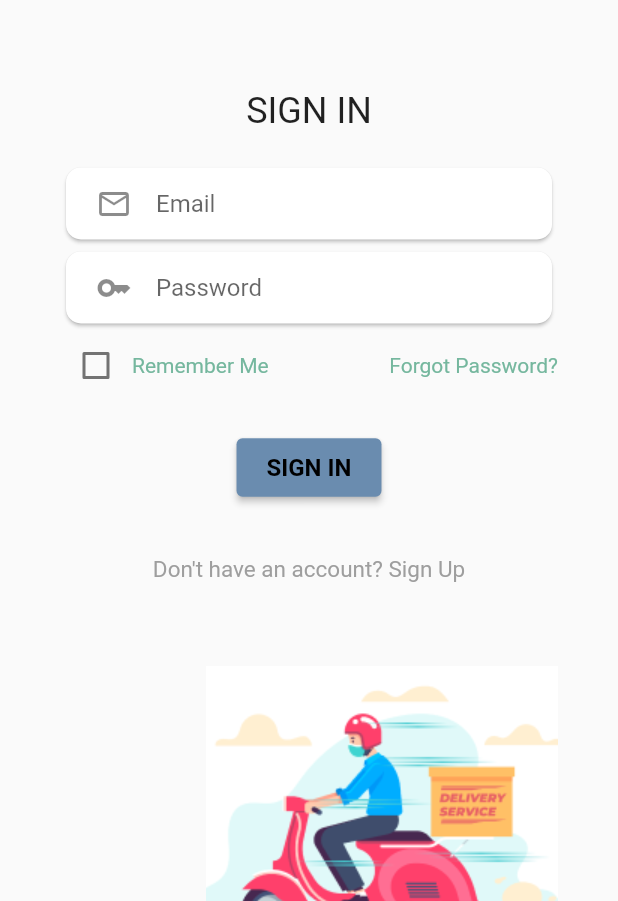
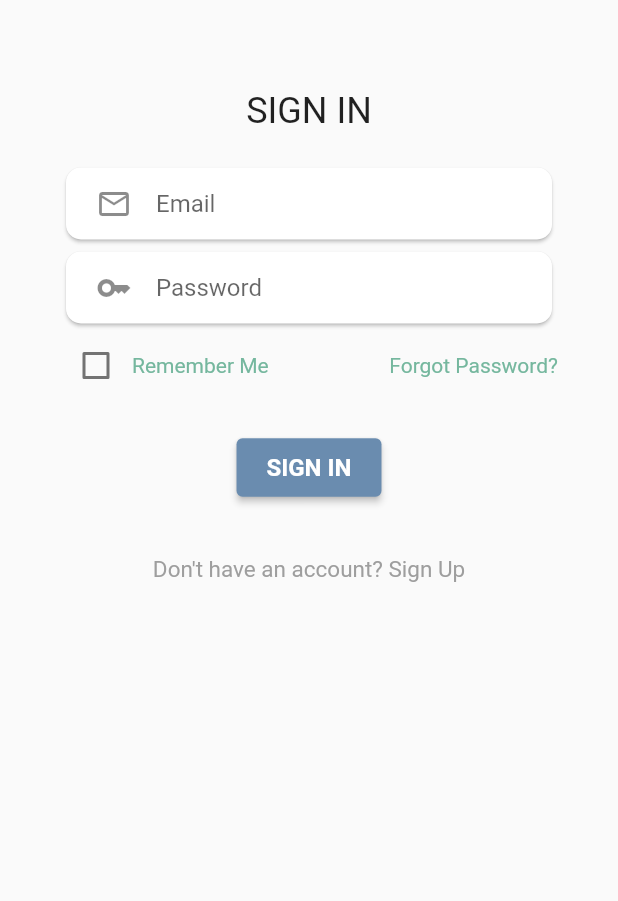
Before and after one commit to manishtalele/riderapp, a Flutter app: the screen it shows after launch, on a phone screen of 412 x 824 dp, the part 335-1236 px from its top. Run offline on Flutter 3.47's test engine with Material 2 defaults, Android fonts, the phone set to English and light mode, and no system bars; our stand-ins replace animated_splash_screen, cloud_firestore, dropdown_button2, firebase_auth, firebase_core, firebase_messaging and 2 more; accounts and stored records are empty.

Commit message:
login page fixed, orderinfo page created

```diff
--- a/lib/login.dart
+++ b/lib/login.dart
@@ -99,6 +99,7 @@ class _LoginScreenState extends State<LoginScreen> {
                   context: context, password: password, emailAddress: email),
               style: ElevatedButton.styleFrom(
                   backgroundColor: primaryColor,
+                  foregroundColor: Colors.white,
                   padding:
                       const EdgeInsets.symmetric(horizontal: 20, vertical: 10)),
               child: const Text(
@@ -126,13 +127,13 @@ class _LoginScreenState extends State<LoginScreen> {
             ),
           ),
         ),
-        const SizedBox(height: 40),
-        Align(
-          alignment: AlignmentDirectional.centerEnd,
-          child: Image.asset(
-            "assets/login_image.png",
-          ),
-        ),
+        // const SizedBox(height: 40),
+        // Align(
+        //   alignment: AlignmentDirectional.centerEnd,
+        //   child: Image.asset(
+        //     "assets/login_image.png",
+        //   ),
+        // ),
       ]),
     ));
   }
```
Also changed, not shown: lib/homescreen.dart (+16 -3 lines), lib/orderinfo.dart (added, +17 -0 lines), lib/registration.dart (+6 -7 lines).
